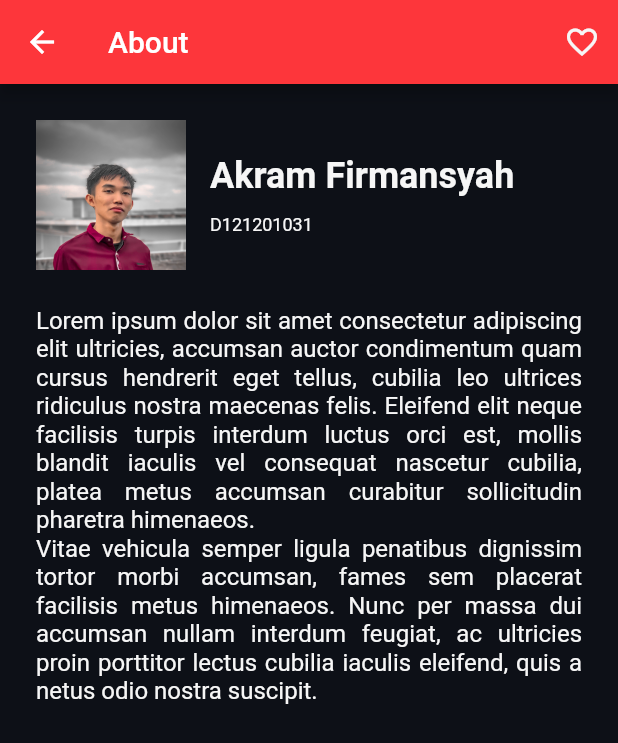
After one commit to tif-uh-mobile/flutter-study, a Flutter app: the AboutPage screen opened directly, on a phone screen of 412 x 824 dp. The commit adds this screen. Shown: the top 743 px of the screen. Run offline on Flutter 3.47's test engine with Material 2 defaults, Android fonts, the light colour scheme and no system bars.

Commit message:
D121201031_Akram Firmansyah

```diff
--- /dev/null
+++ b/lib/D121201031_Akram_Firmansyah/D121201031_ProfilePage.dart
@@ -0,0 +1,190 @@
+import 'package:flutter/material.dart';
+
+var _isFavorite = true;
+const whiteColor = Color(0xfff6f6f6);
+const blackColor = Color(0xff0d1017);
+const redColor = Color(0xfffd363b);
+
+class ProfilePage extends StatefulWidget {
+  const ProfilePage({Key? key}) : super(key: key);
+
+  @override
+  State<ProfilePage> createState() => _ProfilePageState();
+}
+
+class _ProfilePageState extends State<ProfilePage> {
+  @override
+  Widget build(BuildContext context) {
+    return Scaffold(
+      appBar: AppBar(
+        title: const Text('D121201031_Akram Firmansyah'),
+        backgroundColor: redColor,
+
+      ),
+
+      body: Center(
+        child: Container(
+          padding: const EdgeInsets.all(16.0),
+          child: Column(
+            children: [
+              ElevatedButton(
+                onPressed: (){
+                  Navigator.push(
+                      context,
+                      MaterialPageRoute(builder: (context) => const AboutPage())
+                  );
+                },
+                style: ElevatedButton.styleFrom(
+                  fixedSize: const Size(160, 160),
+                  shape: RoundedRectangleBorder(
+                      borderRadius: BorderRadius.circular(80)
+                  ),
+                  backgroundColor: whiteColor,
+                ),
+                child: const CircleAvatar(
+                  backgroundImage: AssetImage("assets/images/D121201031-image.png"),
+                  radius: 160.0,
+                ),
+              ),
+              Container(
+                padding: const EdgeInsets.fromLTRB(16, 12, 16, 12),
+                color: whiteColor,
+                margin: const EdgeInsets.fromLTRB(0, 24, 0, 0),
+                child: const Center(
+                  child: Text(
+                    "Akram Firmansyah",
+                    style: TextStyle(
+                      fontWeight: FontWeight.w600,
+                      fontSize: 16,
+                      color: blackColor,
+                    ),
+                  ),
+                ),
+              ),
+              Container(
+                padding: const EdgeInsets.fromLTRB(16, 12, 16, 12),
+                color: whiteColor,
+                margin: const EdgeInsets.fromLTRB(0, 24, 0, 0),
+                child: const Center(
+                  child: Text(
+                    "D121201031",
+                    style: TextStyle(
+                      fontWeight: FontWeight.w600,
+                      fontSize: 16,
+                      color: blackColor,
+                    ),
+                  ),
+                ),
+              ),
+            ],
+          ),
+        )
+      ),
+      backgroundColor: blackColor,
+    );
+  }
+}
+
+
+class AboutPage extends StatefulWidget {
+  const AboutPage({Key? key}) : super(key: key);
+
+  @override
+  State<AboutPage> createState() => _AboutPageState();
+}
+
+class _AboutPageState extends State<AboutPage> {
+
+  @override
+  Widget build(BuildContext context) {
+    return Scaffold(
+      appBar: AppBar(
+        actions : [
+          IconButton(
+            onPressed: () {
+              setState(() {
+                _isFavorite = !_isFavorite;
+              });
+            },
+            color: whiteColor,
+            icon: _isFavorite? const Icon(Icons.favorite_border) : const Icon(Icons.favorite),
+          ),
+        ],
+        title: const Text('About'),
+        backgroundColor: redColor,
+      ),
+      body: Container(
+        padding: const EdgeInsets.all(24),
+        child: Flex(
+          direction: Axis.vertical,
+          children: [
+            Flex(
+              direction: Axis.horizontal,
+              children: [
+                const Image(
+                  image: AssetImage("assets/images/D121201031-image.png"),
+                  height: 100,
+                ),
+                Container(
+                  child: Flex(
+                    direction: Axis.vertical,
+                    crossAxisAlignment: CrossAxisAlignment.start,
+                    children: [
+                      Container(
+                        child: const Text(
+                          "Akram Firmansyah",
+                          style: TextStyle(
+                            fontWeight: FontWeight.w600,
+                            fontSize: 24,
+                            color: whiteColor,
+                          ),
+                        ),
+                        margin: const EdgeInsets.fromLTRB(0, 0, 0, 12),
+                      ),
+                      const Text(
+                        "D121201031",
+                        style: TextStyle(
+                            fontWeight: FontWeight.w400,
+                            fontSize: 12,
+                            color: Color(0xfff6f6f6),
+                        ),
+                      ),
+                    ],
+                  ),
+                  margin: const EdgeInsets.fromLTRB(16, 0, 0, 0),
+                ),
+              ],
+            ),
+            Container(
+              margin: const EdgeInsets.only(top: 24),
+              child: Flex(
+                direction: Axis.vertical,
+                children: const [
+                  Text(
+                    "Lorem ipsum dolor sit amet consectetur adipiscing elit ultricies, accumsan auctor condimentum quam cursus hendrerit eget tellus, cubilia leo ultrices ridiculus nostra maecenas felis. Eleifend elit neque facilisis turpis interdum luctus orci est, mollis blandit iaculis vel consequat nascetur cubilia, platea metus accumsan curabitur sollicitudin pharetra himenaeos.",
+                    style: TextStyle(
+                      color: whiteColor,
+                      fontSize: 16,
+                    ),
+                    textAlign: TextAlign.justify,
+                    softWrap: true,
+                  ),Text(
+                    "Vitae vehicula semper ligula penatibus dignissim tortor morbi accumsan, fames sem placerat facilisis metus himenaeos. Nunc per massa dui accumsan nullam interdum feugiat, ac ultricies proin porttitor lectus cubilia iaculis eleifend, quis a netus odio nostra suscipit.",
+                    style: TextStyle(
+                      color: whiteColor,
+                      fontSize: 16,
+                    ),
+                    textAlign: TextAlign.justify,
+                    softWrap: true,
+                  ),
+
+                ],
+              ),
+            )
+          ],
+        ),
+      ),
+      backgroundColor: blackColor,
+    );
+  }
+}
--- a/lib/nim_rahmat/nim_profile_screen.dart
+++ b/lib/nim_rahmat/nim_profile_screen.dart
@@ -1,3 +1,5 @@
+// ignore_for_file: prefer_const_constructors
+
 import 'package:flutter/material.dart';
 
 class NimProfileScreen extends StatefulWidget {
--- a/pubspec.yaml
+++ b/pubspec.yaml
@@ -58,7 +58,8 @@ flutter:
   uses-material-design: true
 
   # To add assets to your application, add an assets section, like this:
-  # assets:
+  assets:
+      - assets/images/
   #   - images/a_dot_burr.jpeg
   #   - images/a_dot_ham.jpeg
 
```
Also changed, not shown: lib/main.dart (+16 -14 lines), assets/images/D121201031-image.png (added), pubspec.lock, 6 other files.
